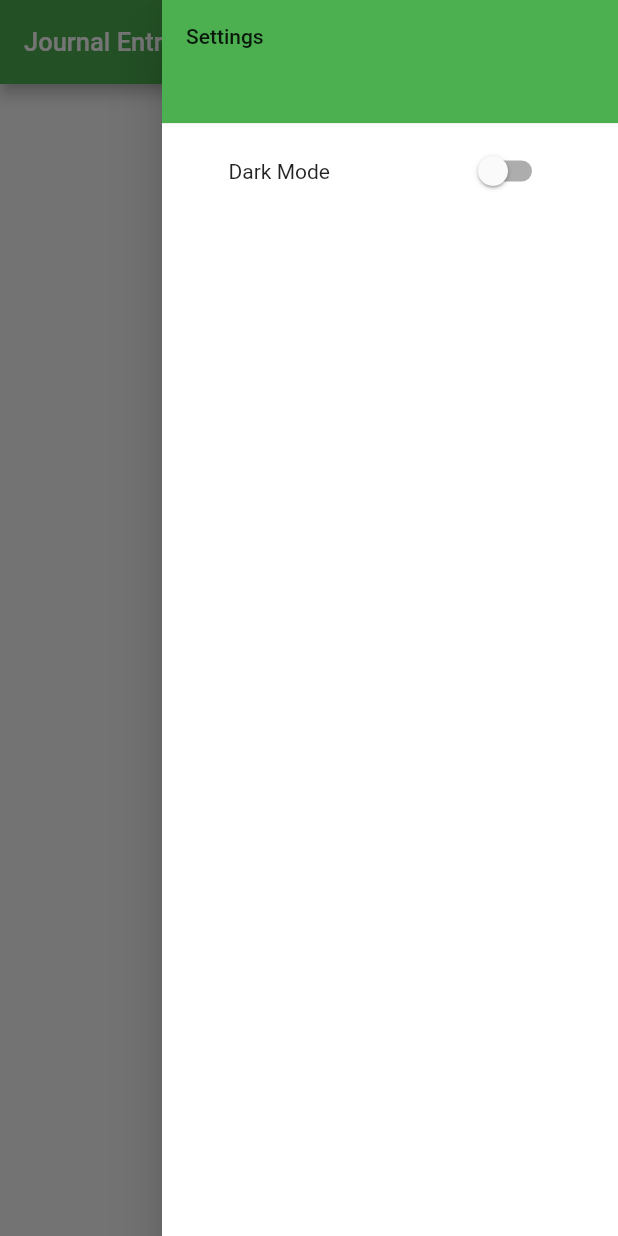
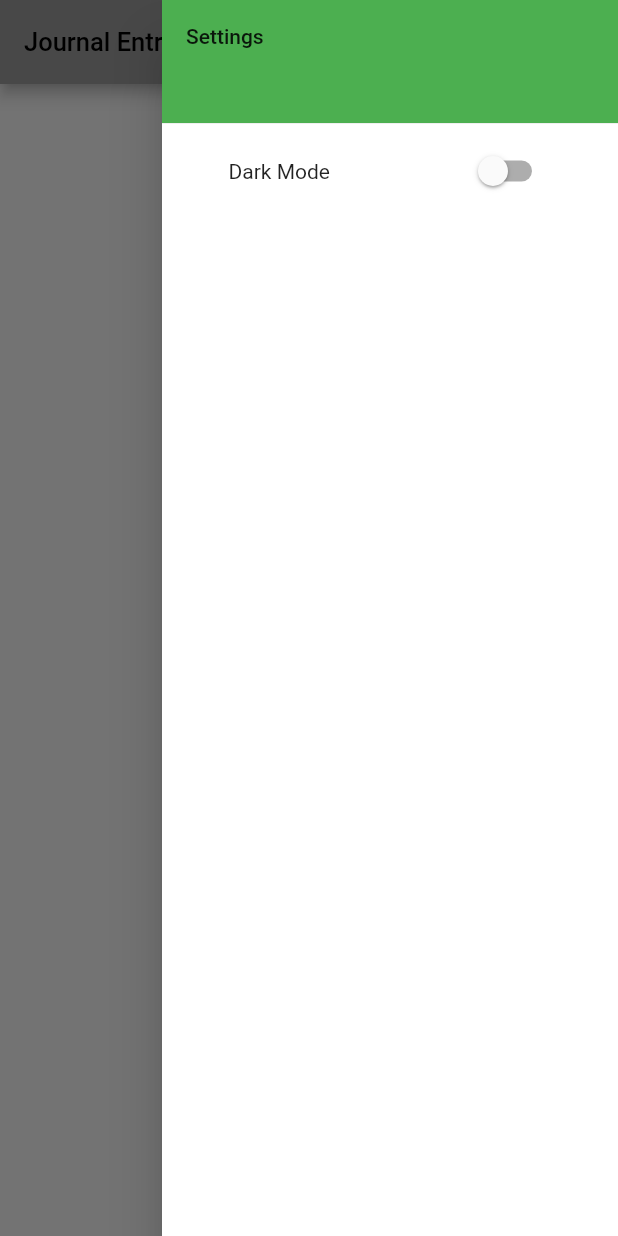
Before and after one commit to Schow94/Journal, a Flutter app: the screen it shows after launch, after a tap on the "settings" icon, on a phone screen of 412 x 824 dp. Run offline on Flutter 3.47's test engine with Material 2 defaults, Android fonts, the phone set to English and light mode, and no system bars; our stand-ins replace shared_preferences, sqflite; accounts and stored records are empty.

```diff
--- a/lib/app.dart
+++ b/lib/app.dart
@@ -1,12 +1,15 @@
 import 'package:flutter/material.dart';
-import 'package:sqflite/sqflite.dart';
+import 'package:shared_preferences/shared_preferences.dart';
+// import 'package:sqflite/sqflite.dart';
 
 import 'screens/add_entry_screen.dart';
 import 'screens/home_screen.dart';
 import 'screens/journal_entry_screen.dart';
 
 class App extends StatefulWidget {
-  const App({Key? key}) : super(key: key);
+  final SharedPreferences preferences;
+
+  const App({Key? key, required this.preferences}) : super(key: key);
 
   @override
   State<App> createState() => _AppState();
@@ -19,11 +22,14 @@ class _AppState extends State<App> {
     'journalentry': (context) => const JournalEntryScreen(),
   };
 
+  static const DARK_THEME = 'dark';
+  bool get dark => widget.preferences.getBool(DARK_THEME) ?? false;
+
   void initState() {
     super.initState();
-    // initTheme();
-    // entries = [];
-    // Create theme table in db
+
+    setTheme();
+    loadTheme();
   }
 
   @override
@@ -31,7 +37,7 @@ class _AppState extends State<App> {
     return MaterialApp(
       title: 'Journal',
       theme: ThemeData(
-        primarySwatch: Colors.green,
+        primarySwatch: dark ? Colors.grey : Colors.green,
         textTheme: const TextTheme(
           headline6: TextStyle(fontSize: 17.0),
         ),
@@ -40,26 +46,16 @@ class _AppState extends State<App> {
     );
   }
 
-  // void initTheme() async {
-  //   // Create theme table in db
+  void setTheme() async {
+    setState(() {
+      // Toggle Theme from light to dark
+      widget.preferences.setBool(DARK_THEME, dark ? false : true);
+    });
+  }
 
-  //   final Database database = await openDatabase('journal.db', version: 1,
-  //       onCreate: (Database db, int version) async {
-  //     await db.execute(
-  //       'CREATE TABLE IF NOT EXISTS theme(id INTEGER PRIMARY KEY AUTOINCREMENT, dark INTEGER);',
-  //     );
-  //   });
-
-  //   // Add entry into db 0 is False
-  //   await database.transaction((txn) async {
-  //     await txn.rawInsert(
-  //       'INSERT INTO theme(dark) VALUES (?);',
-  //       [0],
-  //     );
-  //   });
-
-  //   // Query db for all journal entries
-  //   List<Map> themeRecords = await database.rawQuery('SELECT * FROM theme;');
-  //   print('THEME: $themeRecords');
-  // }
+  void loadTheme() async {
+    setState(() {
+      widget.preferences.getBool(DARK_THEME);
+    });
+  }
 }
--- a/lib/main.dart
+++ b/lib/main.dart
@@ -2,13 +2,14 @@
   Student: Stephen Chow
   Email: chowst@oregonstate.edu
   Course: CS492 - Mobile Software Development
-  Last Updated: 7/20/22
+  Last Updated: 7/26/22
 */
 
 import 'package:flutter/material.dart';
 import 'package:flutter/services.dart';
 import 'app.dart';
 import 'db/database_manager.dart';
+import 'package:shared_preferences/shared_preferences.dart';
 
 void main() async {
   // Allow these orientations on device
@@ -22,5 +23,5 @@ void main() async {
 
   // Initialize single db instance
   await DatabaseManager.initialize();
-  runApp(const App());
+  runApp(App(preferences: await SharedPreferences.getInstance()));
 }
--- a/lib/screens/home_screen.dart
+++ b/lib/screens/home_screen.dart
@@ -1,5 +1,6 @@
 import 'package:flutter/material.dart';
 // import 'package:sqflite/sqflite.dart';
+import 'package:shared_preferences/shared_preferences.dart';
 
 import '../db/database_manager.dart';
 import 'package:project4/models/add_entry_screen_arg.dart';
--- a/pubspec.yaml
+++ b/pubspec.yaml
@@ -33,6 +33,7 @@ dependencies:
     sdk: flutter
   intl: 0.17.0
   sqflite: 2.0.3
+  shared_preferences: ^2.0.15
 
   # The following adds the Cupertino Icons font to your application.
   # Use with the CupertinoIcons class for iOS style icons.
```
Also changed, not shown: pubspec.lock, 2 other files.
